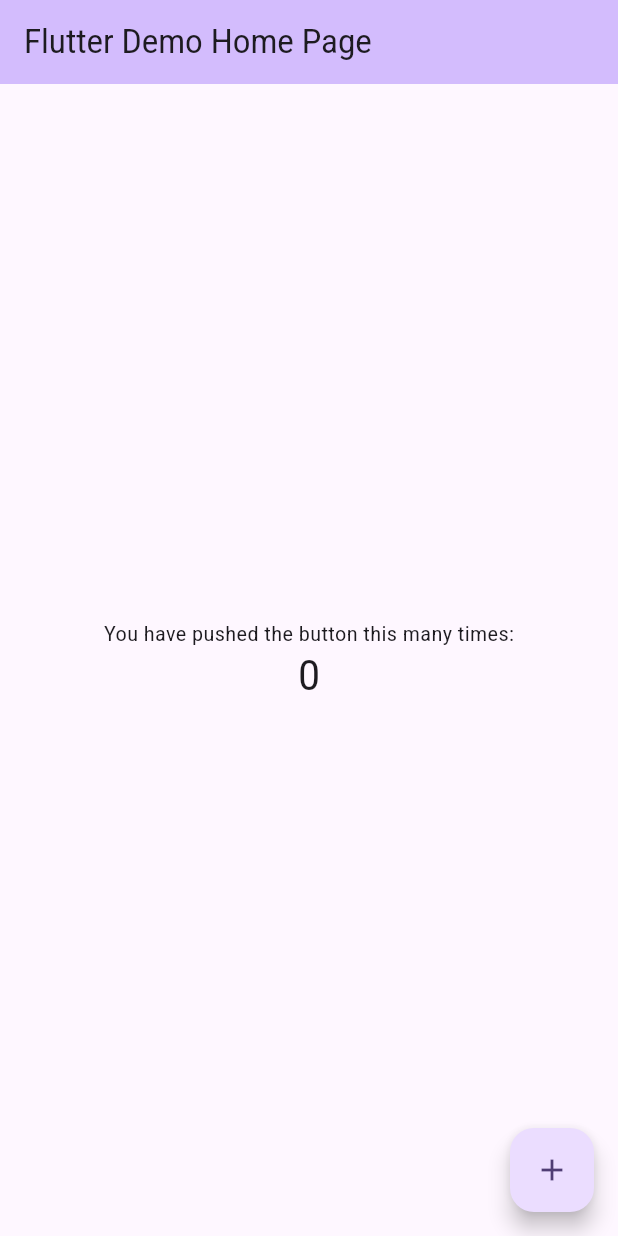
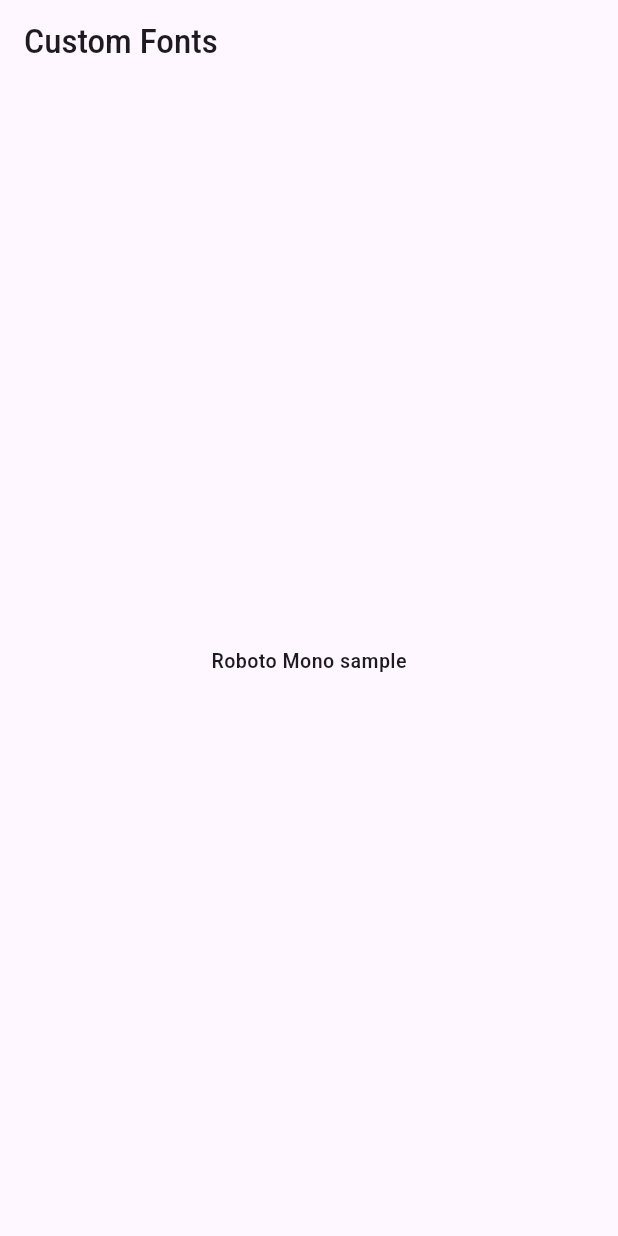
Before and after one commit to IlhamMaulana13/week7-listview, a Flutter app: the screen it shows after launch, on a phone screen of 412 x 824 dp. Run offline on Flutter 3.47's test engine with Material 3 defaults, Android fonts, the phone set to English and light mode, and no system bars; Roboto replaces fonts that are missing (MomoSignature).

Commit message:
menambahkan code pada main.dart

```diff
--- a/lib/main.dart
+++ b/lib/main.dart
@@ -1,122 +1,34 @@
 import 'package:flutter/material.dart';
 
-void main() {
-  runApp(const MyApp());
-}
+void main() => runApp(const MyApp());
 
 class MyApp extends StatelessWidget {
   const MyApp({super.key});
-
-  // This widget is the root of your application.
   @override
   Widget build(BuildContext context) {
     return MaterialApp(
-      title: 'Flutter Demo',
-      theme: ThemeData(
-        // This is the theme of your application.
-        //
-        // TRY THIS: Try running your application with "flutter run". You'll see
-        // the application has a purple toolbar. Then, without quitting the app,
-        // try changing the seedColor in the colorScheme below to Colors.green
-        // and then invoke "hot reload" (save your changes or press the "hot
-        // reload" button in a Flutter-supported IDE, or press "r" if you used
-        // the command line to start the app).
-        //
-        // Notice that the counter didn't reset back to zero; the application
-        // state is not lost during the reload. To reset the state, use hot
-        // restart instead.
-        //
-        // This works for code too, not just values: Most code changes can be
-        // tested with just a hot reload.
-        colorScheme: ColorScheme.fromSeed(seedColor: Colors.deepPurple),
-      ),
-      home: const MyHomePage(title: 'Flutter Demo Home Page'),
+      title: 'Custom Fonts',
+      // Set Raleway as the default app font.
+      theme: ThemeData(fontFamily: 'MomoSignature'),
+      home: const MyHomePage(),
     );
   }
 }
 
-class MyHomePage extends StatefulWidget {
-  const MyHomePage({super.key, required this.title});
-
-  // This widget is the home page of your application. It is stateful, meaning
-  // that it has a State object (defined below) that contains fields that affect
-  // how it looks.
-
-  // This class is the configuration for the state. It holds the values (in this
-  // case the title) provided by the parent (in this case the App widget) and
-  // used by the build method of the State. Fields in a Widget subclass are
-  // always marked "final".
-
-  final String title;
-
-  @override
-  State<MyHomePage> createState() => _MyHomePageState();
-}
-
-class _MyHomePageState extends State<MyHomePage> {
-  int _counter = 0;
-
-  void _incrementCounter() {
-    setState(() {
-      // This call to setState tells the Flutter framework that something has
-      // changed in this State, which causes it to rerun the build method below
-      // so that the display can reflect the updated values. If we changed
-      // _counter without calling setState(), then the build method would not be
-      // called again, and so nothing would appear to happen.
-      _counter++;
-    });
-  }
-
+class MyHomePage extends StatelessWidget {
+  const MyHomePage({super.key});
   @override
   Widget build(BuildContext context) {
-    // This method is rerun every time setState is called, for instance as done
-    // by the _incrementCounter method above.
-    //
-    // The Flutter framework has been optimized to make rerunning build methods
-    // fast, so that you can just rebuild anything that needs updating rather
-    // than having to individually change instances of widgets.
     return Scaffold(
-      appBar: AppBar(
-        // TRY THIS: Try changing the color here to a specific color (to
-        // Colors.amber, perhaps?) and trigger a hot reload to see the AppBar
-        // change color while the other colors stay the same.
-        backgroundColor: Theme.of(context).colorScheme.inversePrimary,
-        // Here we take the value from the MyHomePage object that was created by
-        // the App.build method, and use it to set our appbar title.
-        title: Text(widget.title),
-      ),
-      body: Center(
-        // Center is a layout widget. It takes a single child and positions it
-        // in the middle of the parent.
-        child: Column(
-          // Column is also a layout widget. It takes a list of children and
-          // arranges them vertically. By default, it sizes itself to fit its
-          // children horizontally, and tries to be as tall as its parent.
-          //
-          // Column has various properties to control how it sizes itself and
-          // how it positions its children. Here we use mainAxisAlignment to
-          // center the children vertically; the main axis here is the vertical
-          // axis because Columns are vertical (the cross axis would be
-          // horizontal).
-          //
-          // TRY THIS: Invoke "debug painting" (choose the "Toggle Debug Paint"
-          // action in the IDE, or press "p" in the console), to see the
-          // wireframe for each widget.
-          mainAxisAlignment: MainAxisAlignment.center,
-          children: <Widget>[
-            const Text('You have pushed the button this many times:'),
-            Text(
-              '$_counter',
-              style: Theme.of(context).textTheme.headlineMedium,
-            ),
-          ],
+      // The AppBar uses the app-default Raleway font.
+      appBar: AppBar(title: const Text('Custom Fonts')),
+      body: const Center(
+        // This Text widget uses the RobotoMono font.
+        child: Text(
+          'Roboto Mono sample',
+          style: TextStyle(fontFamily: 'Roboto'),
         ),
       ),
-      floatingActionButton: FloatingActionButton(
-        onPressed: _incrementCounter,
-        tooltip: 'Increment',
-        child: const Icon(Icons.add),
-      ), // This trailing comma makes auto-formatting nicer for build methods.
     );
   }
 }
```
Also changed, not shown: pubspec.yaml (+3 -7 lines), assets/fonts/MomoSignature/MomoSignature-Regular.ttf (added), 1 other file.
